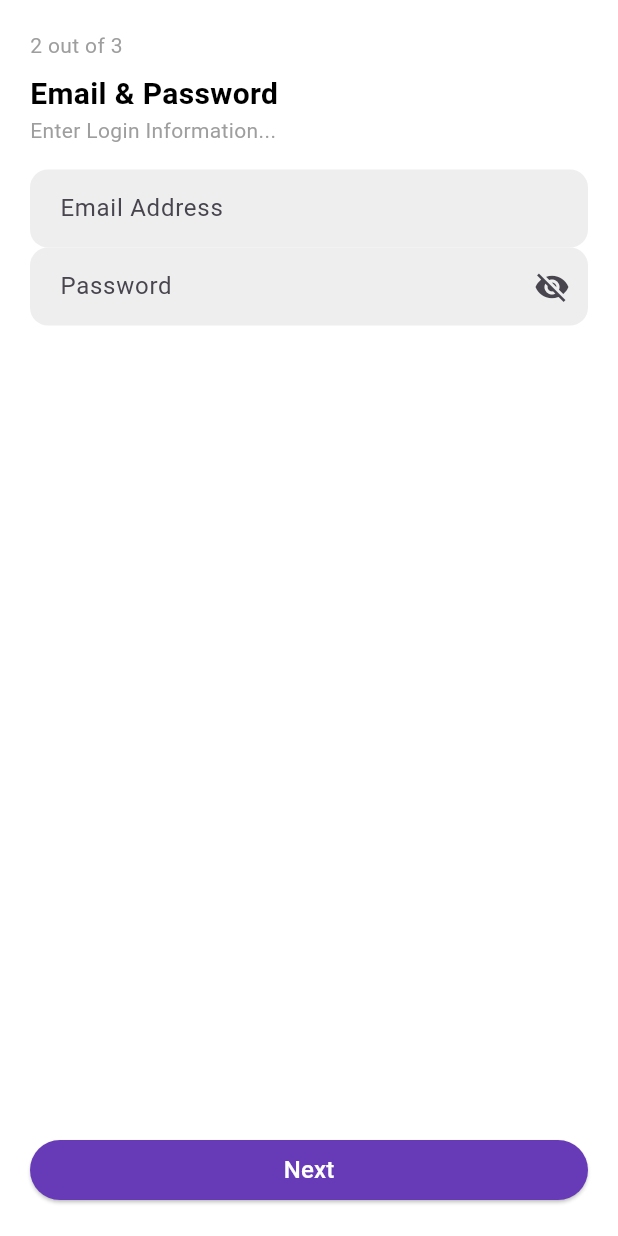
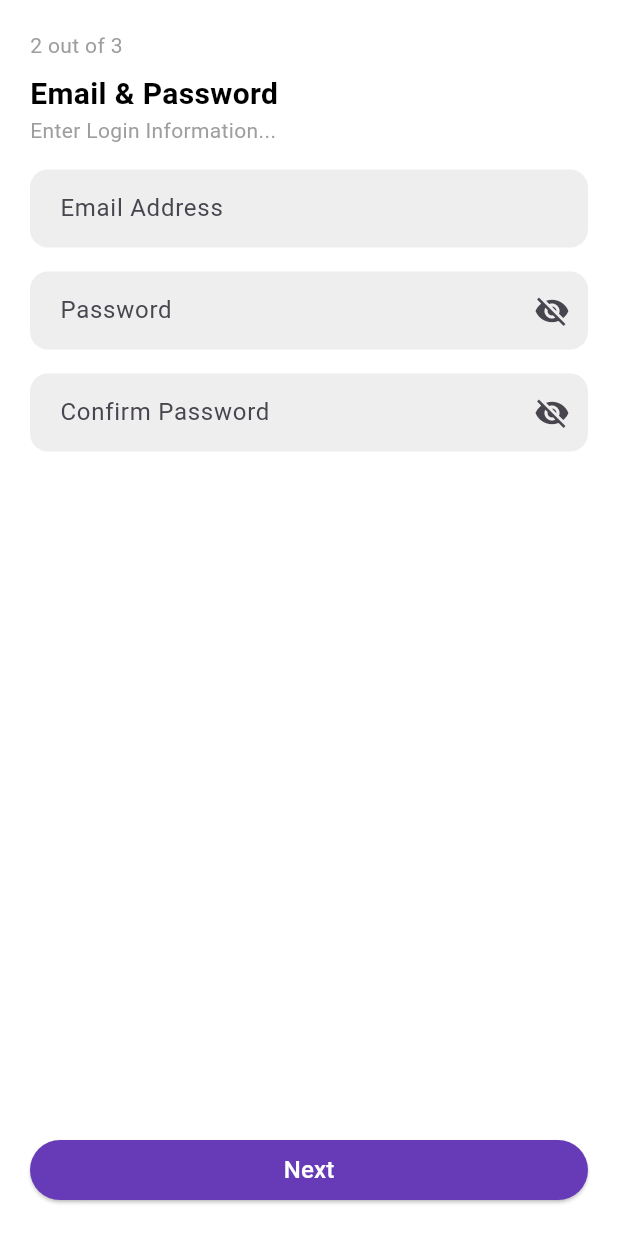
Before and after one commit to jyroball/Flutter_Project_1, a Flutter app: the Step2Form widget shown alone on an empty page, opened directly with empty values, on a phone screen of 412 x 824 dp. Run offline on Flutter 3.47's test engine with Material 3 defaults, Android fonts, the phone set to English and light mode, and no system bars.

Commit message:
added confirm password

```diff
--- a/lib/screens/add_User_Screens/form2.dart
+++ b/lib/screens/add_User_Screens/form2.dart
@@ -79,7 +79,8 @@ class Step2Form  extends StatelessWidget {
                       onSaved: (val) => newEmail(val!),
                     ),
 
-                    //Output Password input biox
+                    //Output Password input biox\
+                    const SizedBox(height: 16),
                     TextFormField(
                       //obscure text if show password or not
                       obscureText: !showPassword,
@@ -110,6 +111,42 @@ class Step2Form  extends StatelessWidget {
                       onChanged: newPassword,
                     ),
 
+                    //Output Confirm Password input biox\
+                    const SizedBox(height: 16),
+                    TextFormField(
+                      //obscure text if show password or not
+                      obscureText: !showPassword,
+                      decoration: InputDecoration(
+                        labelText: 'Confirm Password',
+                        hintText: 'Passwords must match',
+                        suffixIcon: IconButton(
+                          icon: Icon(showPassword ? Icons.visibility : Icons.visibility_off),
+                          onPressed: toggleConfirmPassword,
+                        ),
+                      ),
+                      validator: (val) {
+                        //make sure there's an entry
+                        if (val == null || val.isEmpty) {
+                          return 'Password is required';
+                        }
+                        //have a regex to make sure input has at least one special character, at least one number and length is > 8
+                        //(?=.*[0-9]) - at least one number
+                        //(?=.*[~!@#$%&*]) - at least one spceial character
+                        //[a-zA-Z0-9~!@#\$%&*] - characters allowed
+                        final regex = RegExp(r'^(?=.*[0-9])(?=.*[~!@#$%&*])[a-zA-Z0-9~!@#\$%&*]{8,}$');
+                        if (!regex.hasMatch(val)) {
+                          return 'Enter a valid password';
+                        }
+                        //check if passwords match
+                        if (val == password) {
+                          return 'Enter a valid password';
+                        }
+                        //valid so return niull
+                        return null;
+                      },
+                      onSaved: (val) => newPasswordConfirm(val!),
+                    ),
+
                   ],
                 ),
               ),
```
